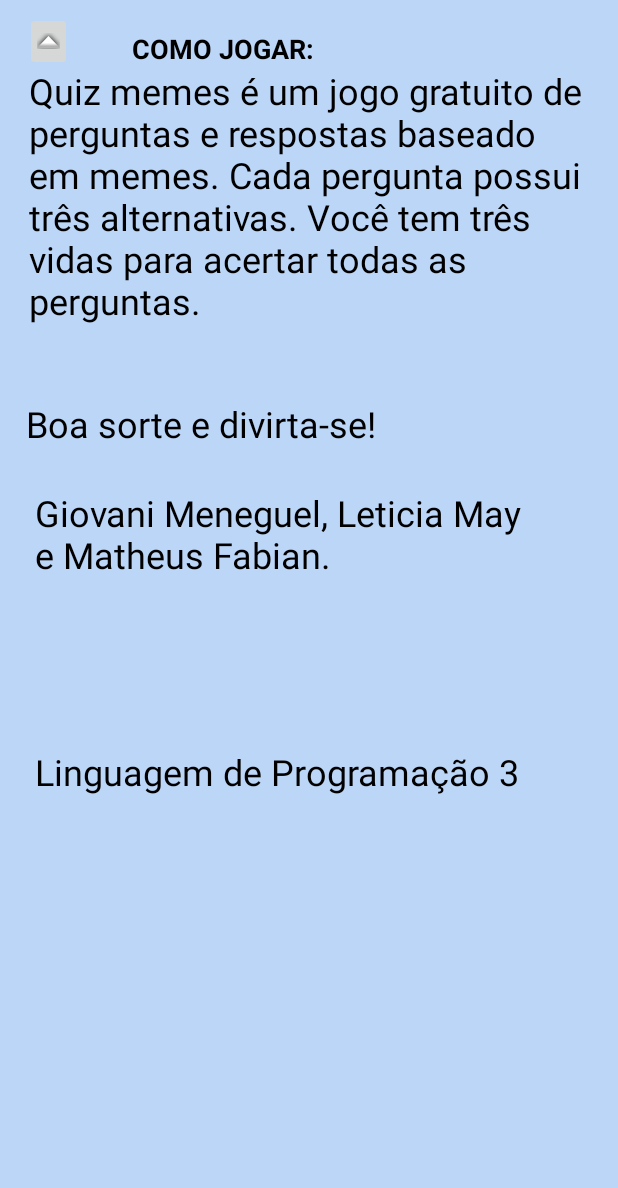
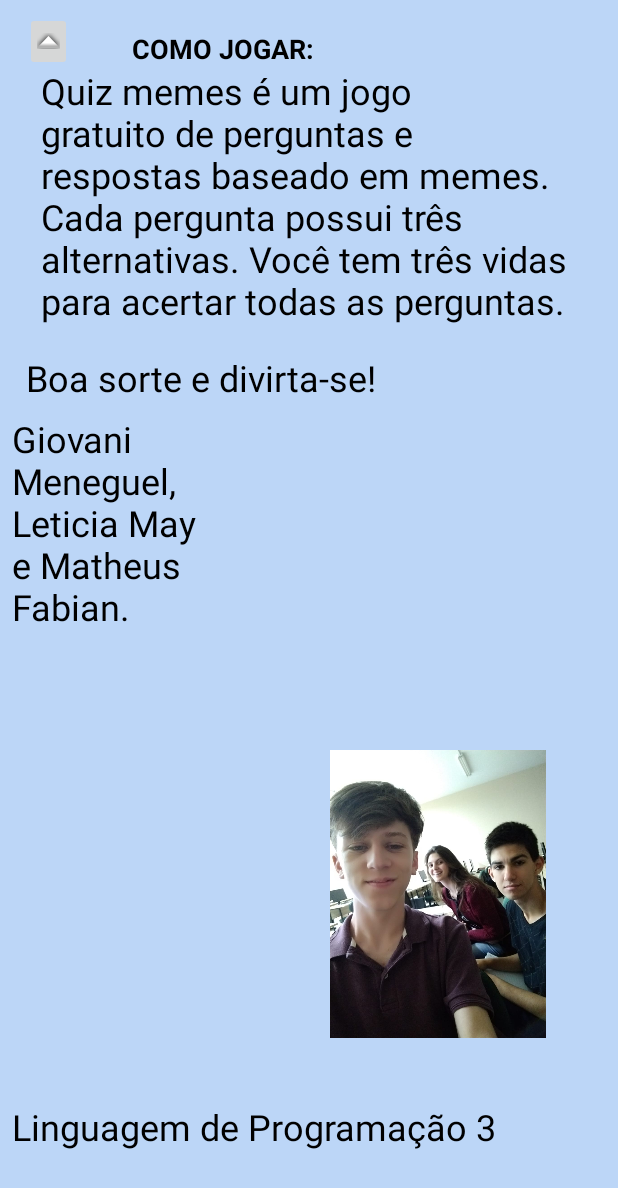
Before and after one commit to GioAM/QuizMemes, an Android app: the Informacao screen opened directly, with no data from a screen before it, on a phone screen of 412 x 824 dp. Shown: the top 1188 px of the screen. Run offline under Robolectric (Android 15) with nearby library versions, the phone set to English and light mode, and no system bars; network calls fail.

Commit message:
Merge branch 'master' of https://github.com/GioAM/QuizMemes
# Conflicts:
#	app/src/main/java/com/example/user/quizmemes/Jogo.kt

```diff
--- a/app/src/main/res/layout/activity_informacao.xml
+++ b/app/src/main/res/layout/activity_informacao.xml
@@ -49,7 +49,7 @@
 
     <TextView
         android:id="@+id/textView"
-        android:layout_width="374dp"
+        android:layout_width="357dp"
         android:layout_height="183dp"
         android:layout_marginEnd="8dp"
         android:layout_marginLeft="8dp"
@@ -81,12 +81,12 @@
         app:layout_constraintHorizontal_bias="0.057"
         app:layout_constraintStart_toStartOf="parent"
         app:layout_constraintTop_toBottomOf="@+id/textView"
-        app:layout_constraintVertical_bias="0.09" />
+        app:layout_constraintVertical_bias="0.0" />
 
     <TextView
         android:id="@+id/textView4"
-        android:layout_width="337dp"
-        android:layout_height="wrap_content"
+        android:layout_width="342dp"
+        android:layout_height="32dp"
         android:layout_marginBottom="8dp"
         android:layout_marginEnd="8dp"
         android:layout_marginLeft="8dp"
@@ -98,15 +98,15 @@
         android:textSize="24sp"
         app:layout_constraintBottom_toBottomOf="parent"
         app:layout_constraintEnd_toEndOf="parent"
-        app:layout_constraintHorizontal_bias="0.258"
+        app:layout_constraintHorizontal_bias="0.0"
         app:layout_constraintStart_toStartOf="parent"
         app:layout_constraintTop_toBottomOf="@+id/textView3"
-        app:layout_constraintVertical_bias="0.401" />
+        app:layout_constraintVertical_bias="0.903" />
 
     <TextView
         android:id="@+id/textView5"
-        android:layout_width="337dp"
-        android:layout_height="wrap_content"
+        android:layout_width="176dp"
+        android:layout_height="186dp"
         android:layout_marginBottom="8dp"
         android:layout_marginEnd="8dp"
         android:layout_marginLeft="8dp"
@@ -118,8 +118,26 @@
         android:textSize="24sp"
         app:layout_constraintBottom_toBottomOf="parent"
         app:layout_constraintEnd_toEndOf="parent"
-        app:layout_constraintHorizontal_bias="0.258"
+        app:layout_constraintHorizontal_bias="0.0"
         app:layout_constraintStart_toStartOf="parent"
         app:layout_constraintTop_toBottomOf="@+id/textView3"
-        app:layout_constraintVertical_bias="0.041" />
+        app:layout_constraintVertical_bias="0.0" />
+
+    <ImageView
+        android:id="@+id/imageView3"
+        android:layout_width="208dp"
+        android:layout_height="192dp"
+        android:layout_marginBottom="8dp"
+        android:layout_marginEnd="8dp"
+        android:layout_marginLeft="8dp"
+        android:layout_marginRight="8dp"
+        android:layout_marginStart="8dp"
+        android:layout_marginTop="8dp"
+        app:layout_constraintBottom_toBottomOf="parent"
+        app:layout_constraintEnd_toEndOf="parent"
+        app:layout_constraintHorizontal_bias="0.957"
+        app:layout_constraintStart_toStartOf="parent"
+        app:layout_constraintTop_toTopOf="parent"
+        app:layout_constraintVertical_bias="0.799"
+        app:srcCompat="@mipmap/nois" />
 </android.support.constraint.ConstraintLayout>
--- a/app/src/main/res/layout/activity_main.xml
+++ b/app/src/main/res/layout/activity_main.xml
@@ -90,8 +90,8 @@
 
     <ImageButton
         android:id="@+id/imageButton4"
-        android:layout_width="wrap_content"
-        android:layout_height="wrap_content"
+        android:layout_width="174dp"
+        android:layout_height="56dp"
         android:layout_marginBottom="8dp"
         android:layout_marginEnd="8dp"
         android:layout_marginLeft="8dp"
```
Also changed, not shown: app/src/main/java/com/example/user/quizmemes/Jogo.kt (+34 -29 lines), app/src/main/java/com/example/user/quizmemes/MainActivity.kt (+11 -0 lines), app/src/main/java/com/example/user/quizmemes/Pergunta.java (+12 -8 lines), app/src/main/java/com/example/user/quizmemes/Ranking.kt (+41 -0 lines), app/src/main/res/layout/activity_jogo.xml (+0 -21 lines), app/src/main/res/layout/activity_ranking.xml (+9 -0 lines), app/src/main/res/layout/activity_tela_final.xml (+4 -4 lines), app/src/main/res/mipmap-hdpi/nois.jpg (added), 4 other files.
